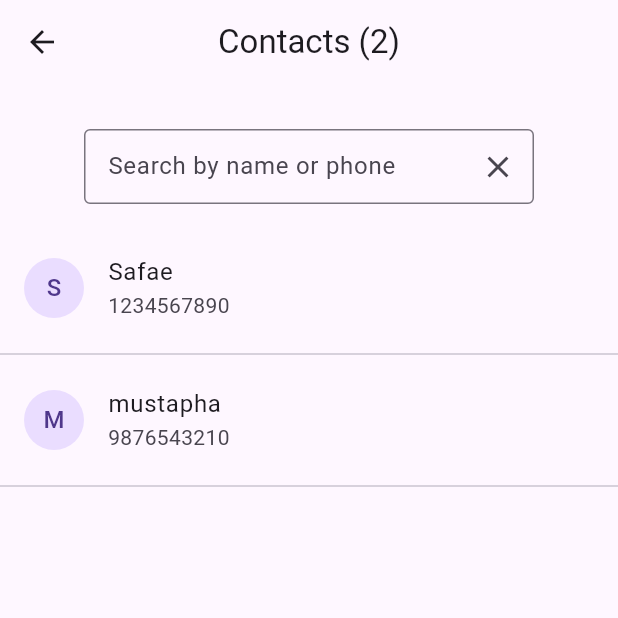
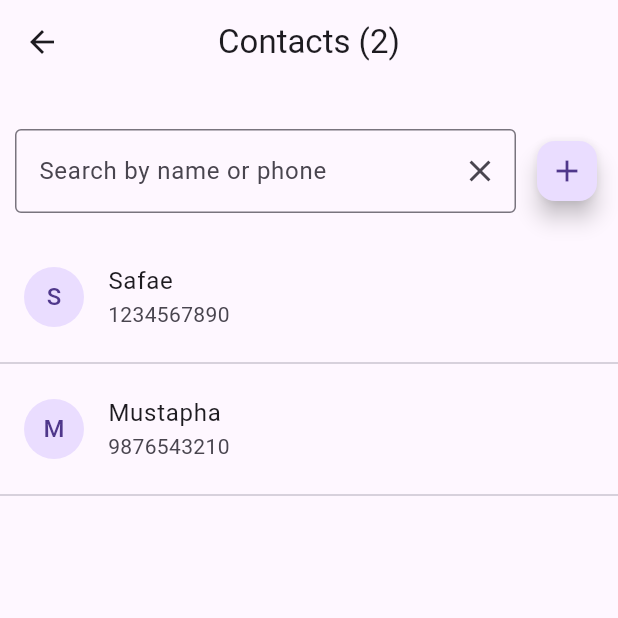
Before and after one commit to SafaeElouatyq/Flutter_miniProject, a Flutter app: the screen it shows after launch, in the side drawer, after a tap on "Contacts", on a phone screen of 412 x 824 dp, the top half of it. Run offline on Flutter 3.47's test engine with Material 3 defaults, Android fonts, the phone set to English and light mode, and no system bars.

Commit message:
add a form for adding new contact

```diff
--- a/lib/pages/contacts_page.dart
+++ b/lib/pages/contacts_page.dart
@@ -1,4 +1,5 @@
 import 'package:flutter/material.dart';
+import 'package:flutter_mini_project/pages/add_contact.dart';
 import '../models/contact.dart';
 
 class ContactsPage extends StatefulWidget {
@@ -11,12 +12,10 @@ class ContactsPage extends StatefulWidget {
 class _ContactsPageState extends State<ContactsPage> {
   List<Contact> contacts = [
     Contact(name: "Safae", phone: "1234567890"),
-    Contact(name: "mustapha", phone: "9876543210"),
-
+    Contact(name: "Mustapha", phone: "9876543210"),
   ];
 
   List<Contact> filteredContacts = [];
-
   final TextEditingController searchController = TextEditingController();
 
   @override
@@ -48,11 +47,11 @@ class _ContactsPageState extends State<ContactsPage> {
       ),
       body: Column(
         children: [
-
-          Container(
-            width: 300,
-            height: 50,
-            margin: EdgeInsets.fromLTRB(10, 30, 10, 20), // left, top, right, bottom
+          Padding(
+            padding: EdgeInsets.fromLTRB(10, 30, 10, 20),
+            child: Row(
+              children: [
+                Expanded(
                   child: TextField(
                     controller: searchController,
                     decoration: InputDecoration(
@@ -69,6 +68,27 @@ class _ContactsPageState extends State<ContactsPage> {
                     onChanged: filterContacts,
                   ),
                 ),
+                SizedBox(width: 10),
+                FloatingActionButton(
+                  mini: true,
+                  child: Icon(Icons.add),
+                  onPressed: () async {
+                    final newContact = await Navigator.push(
+                      context,
+                      MaterialPageRoute(builder: (context) => AddContactPage()),
+                    );
+
+                    if (newContact != null) {
+                      setState(() {
+                        contacts.add(newContact);
+                        filteredContacts = contacts;
+                      });
+                    }
+                  },
+                ),
+              ],
+            ),
+          ),
 
 
           Expanded(
@@ -79,7 +99,7 @@ class _ContactsPageState extends State<ContactsPage> {
                 return Column(
                   children: [
                     ListTile(
-                      leading:CircleAvatar(
+                      leading: CircleAvatar(
                         child: Text(contact.name[0].toUpperCase()),
                       ),
                       title: Text(contact.name),
```
Also changed, not shown: lib/pages/add_contact.dart (+67 -2 lines). Lines whose indentation alone changed are shown as unchanged.
